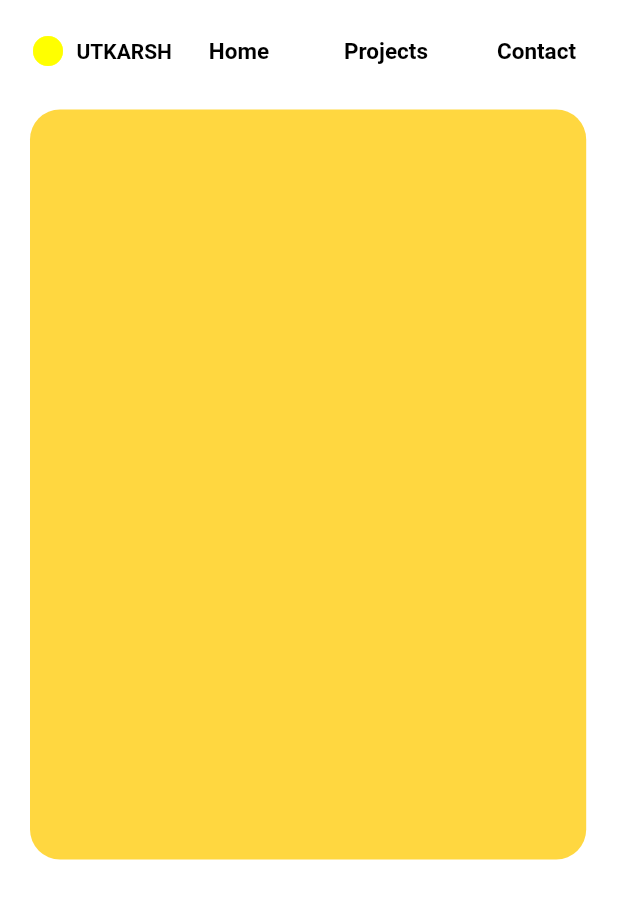
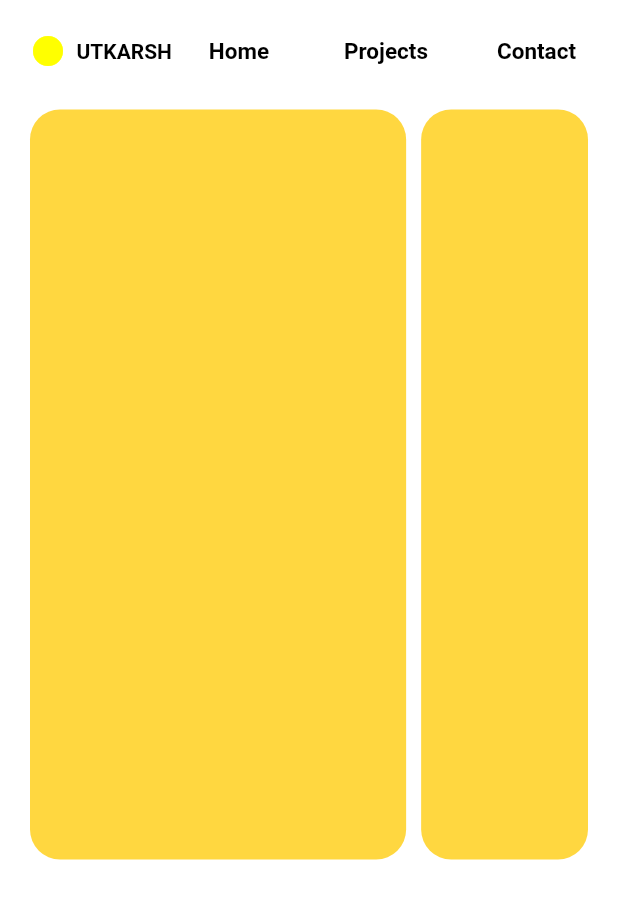
Before and after one commit to Utkarsh4517/PortfolioNew, a Flutter app: the screen it shows after launch, on a phone screen of 412 x 824 dp. Shown: the top 899 px of the screen. Run offline on Flutter 3.47's test engine with Material 2 defaults, Android fonts, the phone set to English and light mode, and no system bars; our stand-ins replace google_fonts, responsive_framework; Roboto replaces fonts that are missing (Chivo).

Commit message:
made responsive profile container

```diff
--- a/lib/pages/homepage.dart
+++ b/lib/pages/homepage.dart
@@ -1,6 +1,7 @@
 import 'package:flutter/material.dart';
 import 'package:google_fonts/google_fonts.dart';
 import 'package:newportfolio/widgets/introcontainer.dart';
+import 'package:newportfolio/widgets/profilecontainer.dart';
 import 'package:newportfolio/widgets/textbutton.dart';
 
 class HomePage extends StatelessWidget {
@@ -67,9 +68,11 @@ class HomePage extends StatelessWidget {
                   children: [
                     const SizedBox(height: 15,),
                     Row(
-                      mainAxisAlignment: MainAxisAlignment.start,
-                      children: [
+                      mainAxisAlignment: MainAxisAlignment.spaceBetween,
+                      children: const [
                         IntroContainer(),
+                        SizedBox(width: 10,),
+                        ProfileContainer()
                       ],
                     )
                   ],
--- a/lib/widgets/introcontainer.dart
+++ b/lib/widgets/introcontainer.dart
@@ -7,18 +7,15 @@ class IntroContainer extends StatelessWidget {
   Widget build(BuildContext context) {
     double screenWidth = MediaQuery.of(context).size.width;
     double minWidth = 500;
-    if( screenWidth < 540){
-      minWidth = screenWidth * 0.9;
-    }
 
-    return Container(
-      constraints:  BoxConstraints(
-        minWidth: minWidth
+    return Expanded(
+      child: Container(
+        constraints: BoxConstraints(minWidth: minWidth),
+        width: MediaQuery.of(context).size.width * 0.375,
+        height: 500,
+        decoration: BoxDecoration(
+            color: Colors.amberAccent, borderRadius: BorderRadius.circular(20)),
       ),
-      width: MediaQuery.of(context).size.width*0.375,
-      height: 500,
-      decoration: BoxDecoration(
-          color: Colors.amberAccent, borderRadius: BorderRadius.circular(20)),
     );
   }
 }
--- /dev/null
+++ b/lib/widgets/profilecontainer.dart
@@ -0,0 +1,16 @@
+import 'package:flutter/material.dart';
+
+class ProfileContainer extends StatelessWidget {
+  const ProfileContainer({super.key});
+
+  @override
+  Widget build(BuildContext context) {
+    double screenWidth = MediaQuery.of(context).size.width;
+    return Container(
+      width: screenWidth < 1200? MediaQuery.of(context).size.width * 0.27 : 330,
+      height: 500,
+      decoration: BoxDecoration(
+          color: Colors.amberAccent, borderRadius: BorderRadius.circular(20)),
+    );
+  }
+}
```
